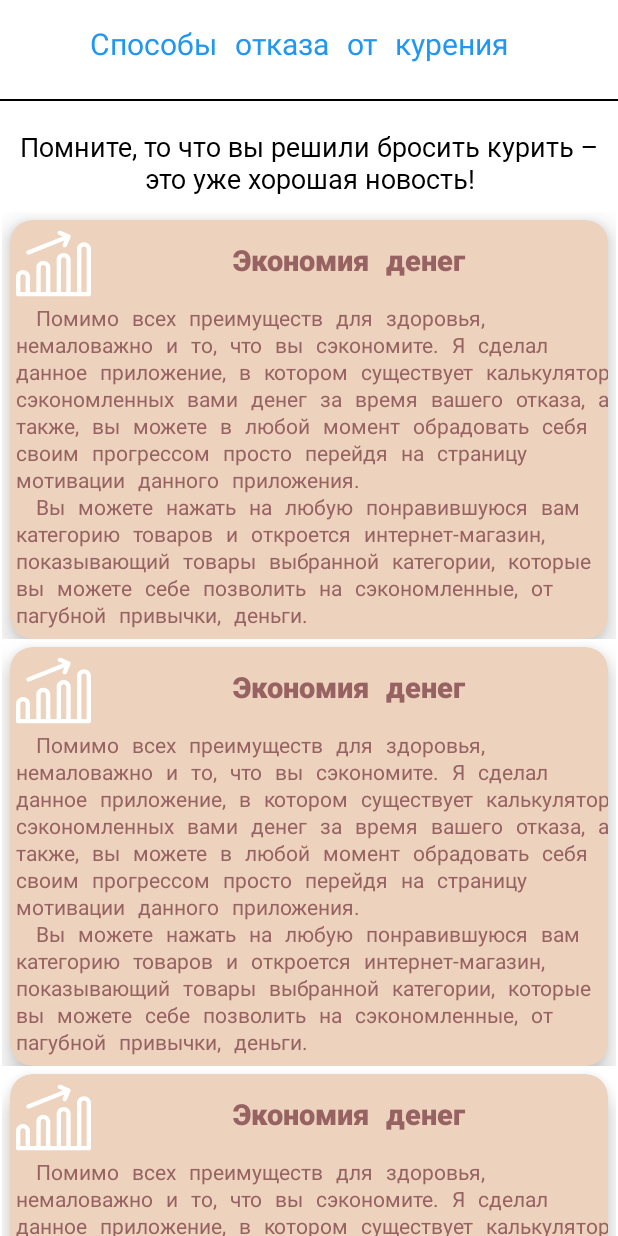
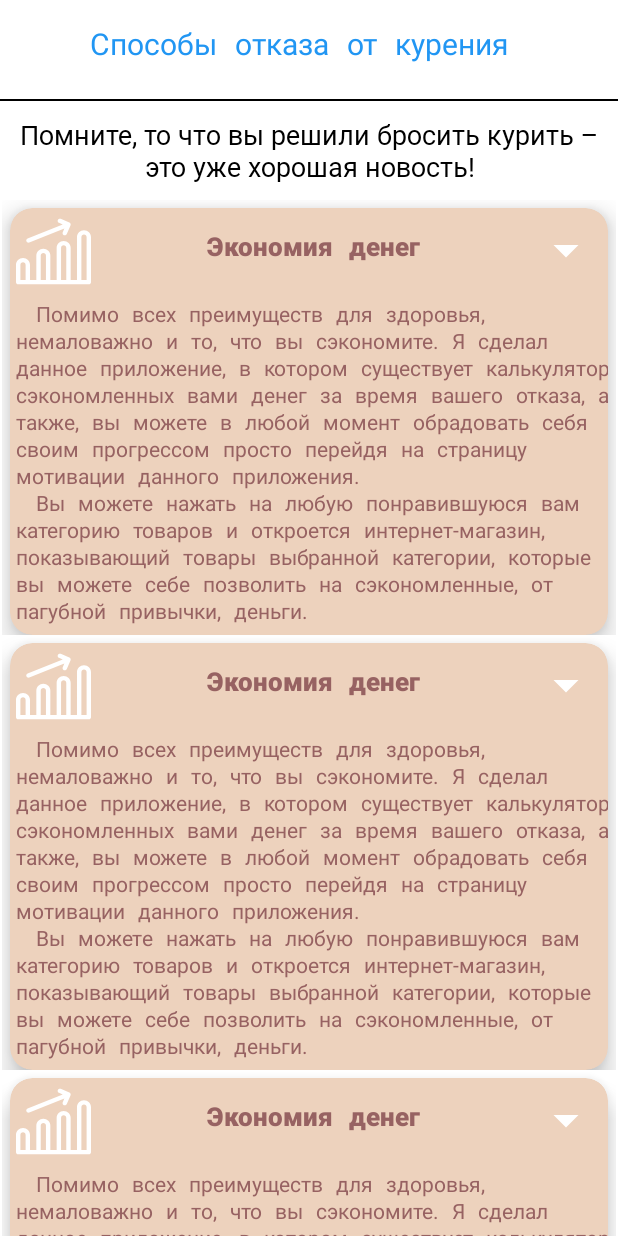
Before and after one commit to Karambasss/QuitNicotineDiplomaProgram, an Android app: the layout fragment_ideas.xml on its own in the app's theme, with its tools: preview values and no code run, on a phone screen of 412 x 824 dp. Run offline under Robolectric (Android 15) with nearby library versions, the light colour scheme and no system bars; Roboto replaces fonts that are not available here.

Commit message:
Дописал окно Идеи: 1) Полностью сделано окно Идеи. 2) Работа с расширяемым (Expandable) элементом списка RecyclerView. 3) Добавлен адаптер для элемента списка RecyclerView. 4) Изменено название одного из заголовков элемента верхней навигации. 5) Добавлено несколько svg картинок. 6) Реформат дизайна окна Идеи.

```diff
--- a/app/src/main/java/com/michael/quitnicotine_application/view/fragments/MainFragment.kt
+++ b/app/src/main/java/com/michael/quitnicotine_application/view/fragments/MainFragment.kt
@@ -35,7 +35,7 @@ class MainFragment : Fragment() {
 
         val fragmentsListTitle = listOf(
             "Прогресс",
-            "Дополненная реальность",
+            "AR",
             "Мотивация",
             "Идеи",
             "Достижения"
--- /dev/null
+++ b/app/src/main/res/drawable/ic_baseline_arrow_drop_down_24.xml
@@ -0,0 +1,5 @@
+<vector android:height="24dp" android:tint="@color/white"
+    android:viewportHeight="24" android:viewportWidth="24"
+    android:width="24dp" xmlns:android="http://schemas.android.com/apk/res/android">
+    <path android:fillColor="@android:color/white" android:pathData="M7,10l5,5 5,-5z"/>
+</vector>
--- /dev/null
+++ b/app/src/main/res/drawable/ic_baseline_arrow_drop_up_24.xml
@@ -0,0 +1,5 @@
+<vector android:height="24dp" android:tint="@color/white"
+    android:viewportHeight="24" android:viewportWidth="24"
+    android:width="24dp" xmlns:android="http://schemas.android.com/apk/res/android">
+    <path android:fillColor="@android:color/white" android:pathData="M7,14l5,-5 5,5z"/>
+</vector>
--- a/app/src/main/res/layout/fragment_ideas.xml
+++ b/app/src/main/res/layout/fragment_ideas.xml
@@ -21,7 +21,7 @@
         android:id="@+id/textView25"
         android:layout_width="wrap_content"
         android:layout_height="wrap_content"
-        android:layout_marginTop="18dp"
+        android:layout_marginTop="10dp"
         android:fontFamily="@font/jetbrains_mono_medium"
         android:text="Помните, то что вы решили бросить курить – это уже хорошая новость!"
         android:textAlignment="center"
--- a/app/src/main/res/layout/idea_cardview.xml
+++ b/app/src/main/res/layout/idea_cardview.xml
@@ -32,17 +32,17 @@
 
             <TextView
                 android:id="@+id/idea_name"
-                android:layout_width="wrap_content"
-                android:layout_height="30dp"
-                android:layout_marginStart="70dp"
+                android:layout_width="270dp"
+                android:layout_height="wrap_content"
+                android:layout_marginStart="40dp"
                 android:layout_marginTop="14dp"
-                android:layout_marginEnd="70dp"
+                android:layout_marginEnd="40dp"
                 android:fontFamily="@font/jetbrains_mono_extrabold"
                 android:text="Экономия денег"
                 android:textAlignment="center"
                 android:textColor="#976262"
-                android:textSize="19sp"
-                app:layout_constraintEnd_toEndOf="parent"
+                android:textSize="17sp"
+                app:layout_constraintEnd_toStartOf="@+id/imageView_expendableIcon"
                 app:layout_constraintStart_toEndOf="@+id/imageView_ideaIcon"
                 app:layout_constraintTop_toTopOf="parent" />
 
@@ -50,6 +50,7 @@
                 android:id="@+id/expandableLayout"
                 android:layout_width="0dp"
                 android:layout_height="wrap_content"
+                android:layout_marginTop="5dp"
                 app:layout_constraintBottom_toBottomOf="parent"
                 app:layout_constraintEnd_toEndOf="parent"
                 app:layout_constraintStart_toStartOf="parent"
@@ -72,6 +73,16 @@
                     app:layout_constraintStart_toStartOf="parent"
                     app:layout_constraintTop_toTopOf="parent" />
             </androidx.constraintlayout.widget.ConstraintLayout>
+
+            <ImageView
+                android:id="@+id/imageView_expendableIcon"
+                android:layout_width="40dp"
+                android:layout_height="40dp"
+                android:layout_marginTop="8dp"
+                android:layout_marginEnd="8dp"
+                app:layout_constraintEnd_toEndOf="parent"
+                app:layout_constraintTop_toTopOf="parent"
+                app:srcCompat="@drawable/ic_baseline_arrow_drop_down_24" />
         </androidx.constraintlayout.widget.ConstraintLayout>
     </androidx.cardview.widget.CardView>
 </androidx.constraintlayout.widget.ConstraintLayout>
```
Also changed, not shown: app/src/main/java/com/michael/quitnicotine_application/adapters/IdeaAdapter.kt (added, +77 -0 lines), app/src/main/java/com/michael/quitnicotine_application/view/fragments/IdeasFragment.kt (+9 -1 lines).
